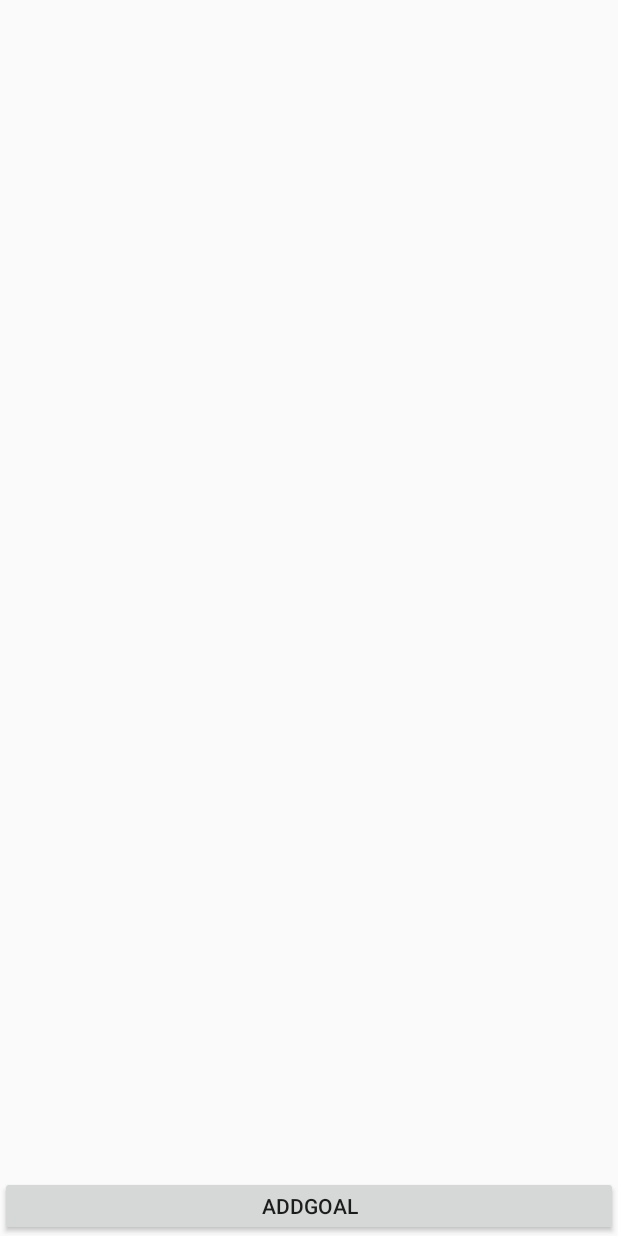
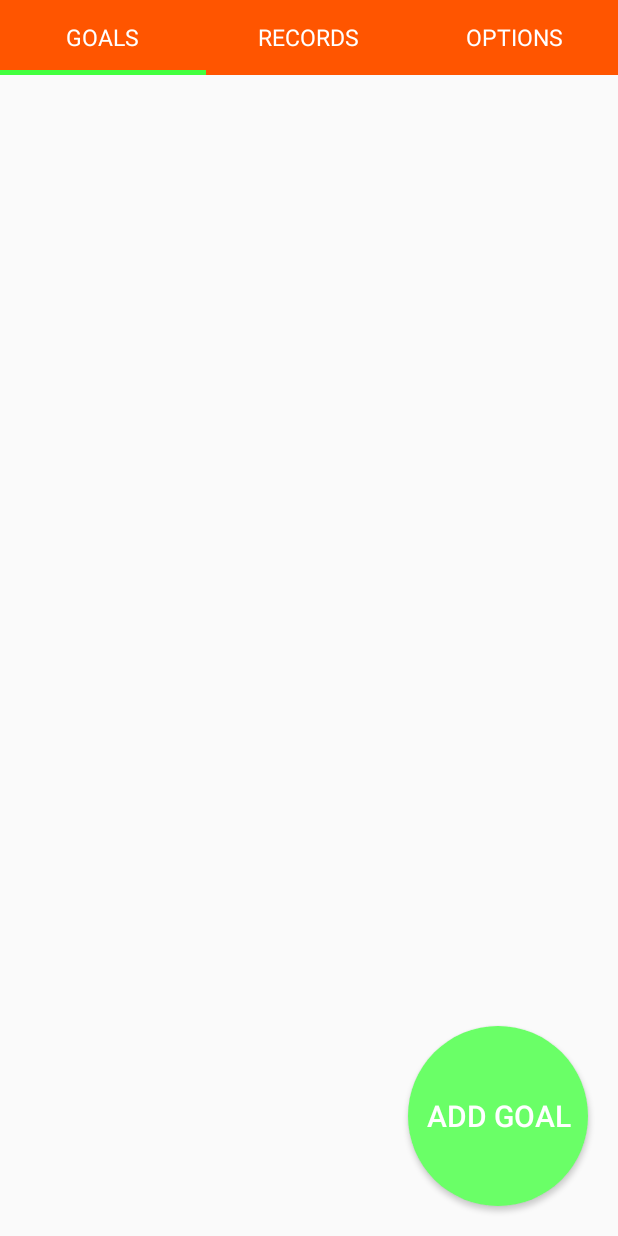
Before and after one commit to Stanislav137/GoalReminderBeta, an Android app: the screen it shows after launch (StartActivity), on a phone screen of 412 x 824 dp. Run offline under Robolectric (Android 15) with nearby library versions, the phone set to English and light mode, and no system bars; libraries missing offline, so code that uses them is left out: android.support.constraint, com.orm; 4 statements that could not run were skipped.

Commit message:
Delete garbage and added style

```diff
--- a/app/src/main/java/com/goalreminderbeta/sa/goalreminderbeta/all/ExpListAdapter.java
+++ b/app/src/main/java/com/goalreminderbeta/sa/goalreminderbeta/all/ExpListAdapter.java
@@ -98,7 +98,7 @@ public class ExpListAdapter extends BaseExpandableListAdapter {
             convertView.setMinimumHeight(1500);
         }
 
-        SportGoal goal = mGroups.get(groupPosition).get(childPosition);
+        SportGoal goal = mGroups.get(groupPosition).get(childPosition); // TODO если тебе надо убери комент
         TextView textChild = (TextView) convertView.findViewById(R.id.textChild);
         textChild.setText(goal.toString());
         textChild.setTextColor(Color.BLACK);
--- a/app/src/main/res/layout/start_activity.xml
+++ b/app/src/main/res/layout/start_activity.xml
@@ -1,22 +1,122 @@
 <?xml version="1.0" encoding="utf-8"?>
-<LinearLayout xmlns:android="http://schemas.android.com/apk/res/android"
+<RelativeLayout xmlns:android="http://schemas.android.com/apk/res/android"
     android:orientation="vertical" android:layout_width="match_parent"
     android:layout_height="match_parent">
 
+    <LinearLayout
+        android:layout_width="wrap_content"
+        android:layout_height="wrap_content"
+        android:id="@+id/llMenu">
+
+        <RelativeLayout
+            android:background="@color/colorOrange"
+            android:layout_width="match_parent"
+            android:layout_weight="3"
+            android:layout_height="50sp">
+
+            <RelativeLayout
+                android:layout_width="wrap_content"
+                android:layout_height="wrap_content"
+                android:id="@+id/rlGoalBtn"
+                android:onClick="showMyGoalsMethod">
+
+                <TextView
+                    android:layout_width="wrap_content"
+                    android:layout_height="wrap_content"
+                    android:textColor="@color/colorWhite"
+                    android:textSize="15sp"
+                    android:layout_centerHorizontal="true"
+                    android:layout_centerVertical="true"
+                    android:text="@string/menu_mygoal"/>
+
+                <LinearLayout
+                    android:layout_width="match_parent"
+                    android:layout_height="3sp"
+                    android:id="@+id/llSlide"
+                    android:layout_alignParentBottom="true"
+                    android:background="@color/colorGreen"
+                    android:orientation="horizontal"></LinearLayout>
+
+            </RelativeLayout>
+        </RelativeLayout>
+
+        <RelativeLayout
+            android:background="@color/colorOrange"
+            android:layout_width="match_parent"
+            android:layout_weight="3"
+            android:layout_height="50sp">
+
+            <RelativeLayout
+                android:layout_width="wrap_content"
+                android:layout_height="wrap_content"
+                android:id="@+id/rlRecordsBtn"
+                android:onClick="showMyRecordsMethod">
+
+                <TextView
+                    android:layout_width="wrap_content"
+                    android:layout_height="wrap_content"
+                    android:textColor="@color/colorWhite"
+                    android:textSize="15sp"
+                    android:layout_centerHorizontal="true"
+                    android:layout_centerVertical="true"
+                    android:text="@string/menu_myrecords"/>
+
+                <LinearLayout
+                    android:layout_width="match_parent"
+                    android:layout_height="3sp"
+                    android:layout_alignParentBottom="true"
+                    android:background="@color/colorOrange"></LinearLayout>
+            </RelativeLayout>
+        </RelativeLayout>
+
+        <RelativeLayout
+            android:background="@color/colorOrange"
+            android:layout_width="match_parent"
+            android:layout_weight="3"
+            android:layout_height="50sp">
+
+            <RelativeLayout
+                android:layout_width="wrap_content"
+                android:layout_height="wrap_content"
+                android:id="@+id/rlOptionsBtn"
+                android:onClick="showMyOptionsMethod">
+
+                <TextView
+                    android:layout_width="wrap_content"
+                    android:layout_height="wrap_content"
+                    android:textColor="@color/colorWhite"
+                    android:textSize="15sp"
+                    android:layout_centerHorizontal="true"
+                    android:layout_centerVertical="true"
+                    android:text="@string/menu_myoptions"/>
+
+                <LinearLayout
+                    android:layout_width="match_parent"
+                    android:layout_height="3sp"
+                    android:background="@color/colorOrange"
+                    android:layout_alignParentBottom="true"></LinearLayout>
+            </RelativeLayout>
+        </RelativeLayout>
+    </LinearLayout>
+
     <ExpandableListView
         android:id="@+id/allGoalsList"
+        android:layout_below="@+id/llMenu"
         android:layout_width="match_parent"
         android:layout_height="match_parent"
         android:groupIndicator="@color/colorPrimary"
-        android:transcriptMode="alwaysScroll"
-        android:layout_weight="5"
-        />
+        android:transcriptMode="alwaysScroll" />
 
     <Button
         android:id="@+id/startAddGoal"
-        android:layout_width="match_parent"
-        android:layout_height="wrap_content"
+        android:layout_width="120sp"
+        android:layout_height="120sp"
         android:onClick="openGoalChooser"
-        android:text="AddGoal"
-        android:layout_weight="1"/>
-</LinearLayout>
+        android:layout_margin="20sp"
+        android:textSize="20sp"
+        android:textColor="@color/colorWhite"
+        android:background="@drawable/btn_green"
+        android:layout_alignParentRight="true"
+        android:layout_alignParentBottom="true"
+        android:text="Add Goal" />
+</RelativeLayout>
```
Also changed, not shown: app/src/main/java/com/goalreminderbeta/sa/goalreminderbeta/all/FrgmGoals.java (+0 -11 lines), app/src/main/java/com/goalreminderbeta/sa/goalreminderbeta/all/SectionTheme.java (+34 -34 lines), app/src/main/res/layout/activity_main.xml (deleted, +0 -112 lines), app/src/main/res/layout/all_subthemes_sport.xml (added, +222 -0 lines), app/src/main/res/layout/calendar_view.xml (deleted, +0 -23 lines), app/src/main/res/layout/child_section_science.xml (renamed from app/src/main/res/layout/child_science_science.xml).
